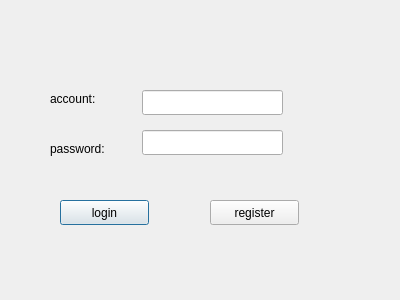
Above: chatClient/login.ui from tangjiahua/linpop before the change. Below: the same form after it.
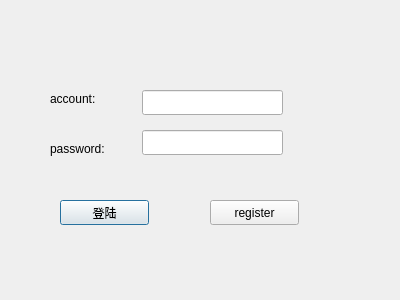
That is the form after the change.

The edit to the form file:
```diff
--- a/chatClient/login.ui
+++ b/chatClient/login.ui
@@ -69,7 +69,7 @@
     </rect>
    </property>
    <property name="text">
-    <string>login</string>
+    <string>登陆</string>
    </property>
   </widget>
   <widget class="QPushButton" name="btn_register">
```
